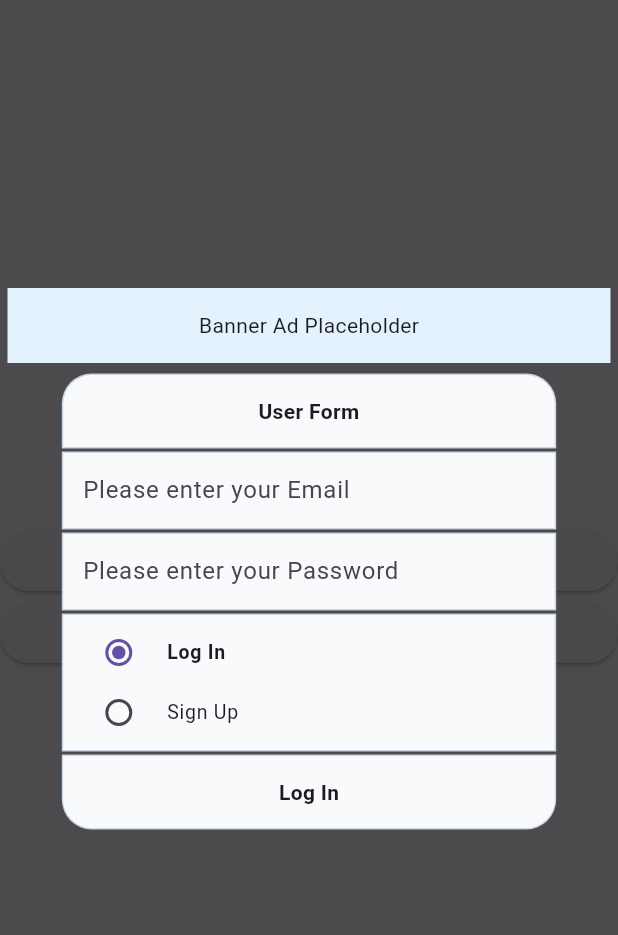
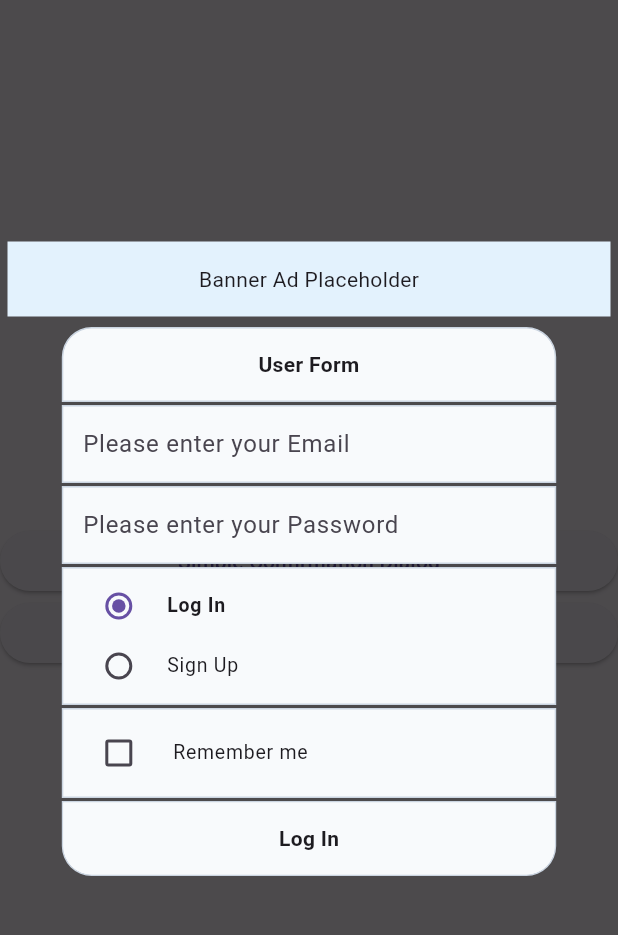
Before and after one commit to tripletroop/flutter_block_dialog, a Flutter app: the screen it shows after launch, after a tap on "User Form Dialog", on a phone screen of 412 x 824 dp, the part 63-998 px from its top. Run offline on Flutter 3.47's test engine with Material 3 defaults, Android fonts, the phone set to English and light mode, and no system bars.

Commit message:
Renamed InputField to TextField to match flutter built-in widget name Added function to the dialog controller that allow other blocks to call BlockButton onTap callback added optional ErrorBuilder to the showDialog in case the user want to customize the error UI

```diff
--- a/example/lib/main.dart
+++ b/example/lib/main.dart
@@ -77,7 +77,10 @@ class ExampleHome extends StatelessWidget {
         BlockRow(blocks: [BlockText('User Form', isDialogTitle: true)]),
         BlockRow(
           blocks: [
-            BlockInputField(
+            BlockTextField(
+              override: BlockOverride(
+                animationPosition: BlockPosition.middleLeft,
+              ),
               blockTag: 'email',
               hintText: 'Please enter your Email',
             ),
@@ -85,7 +88,10 @@ class ExampleHome extends StatelessWidget {
         ),
         BlockRow(
           blocks: [
-            BlockInputField(
+            BlockTextField(
+              override: BlockOverride(
+                animationPosition: BlockPosition.middleRight,
+              ),
               blockTag: 'password',
               hintText: 'Please enter your Password',
               obscureText: true,
@@ -95,12 +101,22 @@ class ExampleHome extends StatelessWidget {
         BlockRow(
           blocks: [
             BlockRadioGroup<String>(
+              override: BlockOverride(animationPosition: BlockPosition.bottom),
               blockTag: 'switch',
               options: ['Log In', 'Sign Up'],
               initialValue: 'Log In',
               onChanged: (value, controller) {
                 controller.setBlockButtonLabel('button', value);
               },
+            ),
+          ],
+        ),
+        BlockRow(
+          blocks: [
+            BlockCheckbox(
+              blockTag: 'remember',
+              label: 'Remember me',
+              initialValue: false,
             ),
           ],
         ),
@@ -115,7 +131,7 @@ class ExampleHome extends StatelessWidget {
                 final password = results.getValue(blockTag: 'password');
                 if (email == null || email.isEmpty) {
                   dialogController.shakeBlock('email');
-                  dialogController.setBlockInputFieldErrorText(
+                  dialogController.setBlockTextFieldErrorText(
                     'email',
                     'Email is required',
                   );
@@ -123,7 +139,7 @@ class ExampleHome extends StatelessWidget {
                 }
                 if (password == null || password.isEmpty) {
                   dialogController.shakeBlock('password');
-                  dialogController.setBlockInputFieldErrorText(
+                  dialogController.setBlockTextFieldErrorText(
                     'password',
                     'Password is required',
                   );
@@ -131,13 +147,16 @@ class ExampleHome extends StatelessWidget {
                 }
                 if (password.length < 6) {
                   dialogController.shakeBlock('password');
-                  dialogController.setBlockInputFieldErrorText(
+                  dialogController.setBlockTextFieldErrorText(
                     'password',
                     'Password must be at least 6 characters',
                   );
                   return 'Password must be at least 6 characters';
                 }
-                showResult(context, 'Email: $email\nPassword: $password');
+                showResult(
+                  context,
+                  'Email: $email\nPassword: $password, Remember me is set to ${results.getValue(blockTag: 'remember')}, Action: ${results.getValue(blockTag: 'switch')}',
+                );
                 return null;
               },
             ),
--- a/lib/block_dialog.dart
+++ b/lib/block_dialog.dart
@@ -1,4 +1,4 @@
-// Main entry for the dialog and the conent
+// Main entry for the dialog and the content
 export 'src/block_dialog.dart';
 
 // Core
@@ -10,7 +10,7 @@ export 'src/layout/blocks/block.dart' show Block, BlockPosition;
 export 'src/layout/blocks/block_button.dart';
 export 'src/layout/blocks/block_checkbox.dart';
 export 'src/layout/blocks/block_custom.dart';
-export 'src/layout/blocks/block_input_field.dart';
+export 'src/layout/blocks/block_text_field.dart';
 export 'src/layout/blocks/block_spacer.dart';
 export 'src/layout/blocks/block_radio_group.dart';
 export 'src/layout/blocks/block_text.dart';
--- a/lib/src/block_dialog.dart
+++ b/lib/src/block_dialog.dart
@@ -13,11 +13,14 @@ class BlockDialog {
   /// - [rows] define the layout (each row contains blocks).
   /// - [barrierDismissible] controls tap-outside dismissal.
   /// - [configs] customize styling, spacing, and animations.
+  /// - [errorBuilder] allows custom error UI when a block reports validation errors. You can use the hideError callback to clear the error message.
   static Future<BlocksResult<T>?> show<T>(
     BuildContext context, {
     required List<BlockRow> rows,
     bool barrierDismissible = true,
     DialogConfig configs = const DialogConfig(),
+    Widget Function(String errorMessage, VoidCallback hideError, double? width)?
+        errorBuilder,
   }) {
     return showDialog<BlocksResult<T>>(
       context: context,
@@ -28,6 +31,7 @@ class BlockDialog {
         rows: rows,
         configs: configs,
         barrierDismissible: barrierDismissible,
+        errorBuilder: errorBuilder,
       ),
     );
   }
@@ -40,7 +44,6 @@ class BlockDialog {
     required List<BlockRow> rows,
     required BlockDialogController controller,
     DialogConfig configs = const DialogConfig(),
-    EdgeInsetsGeometry? childsPadding,
   }) {
     return BlockDialogContent(
       key: key,
--- a/lib/src/core/block_dialog_host.dart
+++ b/lib/src/core/block_dialog_host.dart
@@ -13,6 +13,7 @@ class BlockDialogHost extends StatefulWidget {
     required this.rows,
     this.configs = const DialogConfig(),
     this.barrierDismissible = true,
+    this.errorBuilder,
   });
 
   /// Blocks laid out inside the dialog.
@@ -20,6 +21,10 @@ class BlockDialogHost extends StatefulWidget {
 
   /// Visual styling and animation configuration.
   final DialogConfig configs;
+
+  /// Optional custom error builder for displaying validation errors.
+  final Widget Function(
+      String errorMessage, VoidCallback hideError, double? width)? errorBuilder;
 
   /// Whether tapping the barrier should dismiss the dialog.
   final bool barrierDismissible;
@@ -68,7 +73,7 @@ class _BlockDialogHostState extends State<BlockDialogHost>
     });
   }
 
-  void clearError() {
+  void hideError() {
     if (_errorMessage != null) {
       setState(() {
         _errorMessage = null;
@@ -154,11 +159,16 @@ class _BlockDialogHostState extends State<BlockDialogHost>
                             duration: const Duration(milliseconds: 250),
                             child: _errorMessage == null
                                 ? SizedBox.shrink()
-                                : DialogError(
-                                    errorMessage: _errorMessage!,
-                                    onClear: clearError,
-                                    width: widget.configs.width,
-                                  ),
+                                : (widget.errorBuilder?.call(
+                                      _errorMessage!,
+                                      hideError,
+                                      widget.configs.width,
+                                    ) ??
+                                    DialogError(
+                                      errorMessage: _errorMessage!,
+                                      onClear: hideError,
+                                      width: widget.configs.width,
+                                    )),
                           ),
                         ],
                       ),
--- a/lib/src/layout/blocks/block_button.dart
+++ b/lib/src/layout/blocks/block_button.dart
@@ -114,7 +114,7 @@ class BlockButton extends Block {
           onTapCancel: () => _setPressed(false),
           onTapUp: (_) => _setPressed(false),
           onTap:
-              changeableValues.isDisabled ? null : () => _handleTap(controller),
+              changeableValues.isDisabled ? null : () => handleTap(controller),
           child: AnimatedContainer(
             duration: const Duration(milliseconds: 120),
             curve: Curves.easeOut,
@@ -159,7 +159,7 @@ class BlockButton extends Block {
     return configs.backgroundColor;
   }
 
-  Future<void> _handleTap(BlockDialogController controller) async {
+  Future<void> handleTap(BlockDialogController controller) async {
     _setLoading(true);
     final result = controller.collectResults(payload: payload);
     String? error;
--- a/lib/src/layout/blocks/block_checkbox.dart
+++ b/lib/src/layout/blocks/block_checkbox.dart
@@ -140,7 +140,9 @@ class BlockCheckbox extends Block {
     return ValueListenableBuilder<CheckBoxChangeableValues>(
       valueListenable: _notifier,
       builder: (context, changeableValues, _) {
-        return CheckboxListTile(
+        return Material(
+          color: Colors.transparent,
+          child: CheckboxListTile(
             value: changeableValues.value,
             onChanged: (v) {
               setValue(v);
@@ -191,6 +193,7 @@ class BlockCheckbox extends Block {
             checkboxScaleFactor: checkboxScaleFactor,
             titleAlignment: titleAlignment,
             internalAddSemanticForOnTap: internalAddSemanticForOnTap,
+          ),
         );
       },
     );
--- a/lib/src/layout/blocks/block_input_field.dart
+++ b/lib/src/layout/blocks/block_text_field.dart
@@ -7,9 +7,9 @@ import 'package:flutter/gestures.dart';
 import 'package:flutter/material.dart';
 import 'package:flutter/services.dart';
 
-class BlockInputField extends Block {
+class BlockTextField extends Block {
   /// Text input block that stores the current text value.
-  BlockInputField({
+  BlockTextField({
     super.flex = 1,
     super.override,
     super.minHeight,
@@ -79,7 +79,7 @@ class BlockInputField extends Block {
     this.spellCheckConfiguration,
     this.magnifierConfiguration,
   })  : editingController = TextEditingController(text: initialText),
-        _notifier = ValueNotifier(InputFieldChangeableValues(
+        _notifier = ValueNotifier(TextFieldChangeableValues(
           readOnly: readOnly,
           enabled: enabled,
         ));
@@ -161,7 +161,7 @@ class BlockInputField extends Block {
   final SpellCheckConfiguration? spellCheckConfiguration;
   final TextMagnifierConfiguration? magnifierConfiguration;
 
-  final ValueNotifier<InputFieldChangeableValues> _notifier;
+  final ValueNotifier<TextFieldChangeableValues> _notifier;
 
   /// Current text value.
   String get text => editingController.text;
@@ -227,7 +227,7 @@ class BlockInputField extends Block {
     BlockDialogController controller,
     DialogConfig configs,
   ) {
-    return ValueListenableBuilder<InputFieldChangeableValues>(
+    return ValueListenableBuilder<TextFieldChangeableValues>(
       valueListenable: _notifier,
       builder: (context, changeableValues, _) {
         return TextField(
@@ -312,8 +312,8 @@ class BlockInputField extends Block {
   }
 }
 
-class InputFieldChangeableValues {
-  InputFieldChangeableValues({
+class TextFieldChangeableValues {
+  TextFieldChangeableValues({
     required this.readOnly,
     required this.enabled,
     this.errorText,
@@ -323,12 +323,12 @@ class InputFieldChangeableValues {
   final bool enabled;
   final String? errorText;
 
-  InputFieldChangeableValues copyWith({
+  TextFieldChangeableValues copyWith({
     bool? readOnly,
     bool? enabled,
     String? errorText,
   }) {
-    return InputFieldChangeableValues(
+    return TextFieldChangeableValues(
       readOnly: readOnly ?? this.readOnly,
       enabled: enabled ?? this.enabled,
       errorText: errorText ?? this.errorText,
--- a/pubspec.yaml
+++ b/pubspec.yaml
@@ -1,7 +1,7 @@
 name: block_dialog
 description: "Block-based, animated dialogs for Flutter with composable layout,
   typed results, and fine-grained dismissal control."
-version: 2.0.2
+version: 3.0.0
 homepage: https://github.com/tripletroop/flutter_block_dialog
 repository: https://github.com/tripletroop/flutter_block_dialog
 
```
Also changed, not shown: lib/src/core/block_dialog_controller.dart (+34 -27 lines), example/pubspec.lock, 3 other files. Lines whose indentation alone changed are shown as unchanged.
